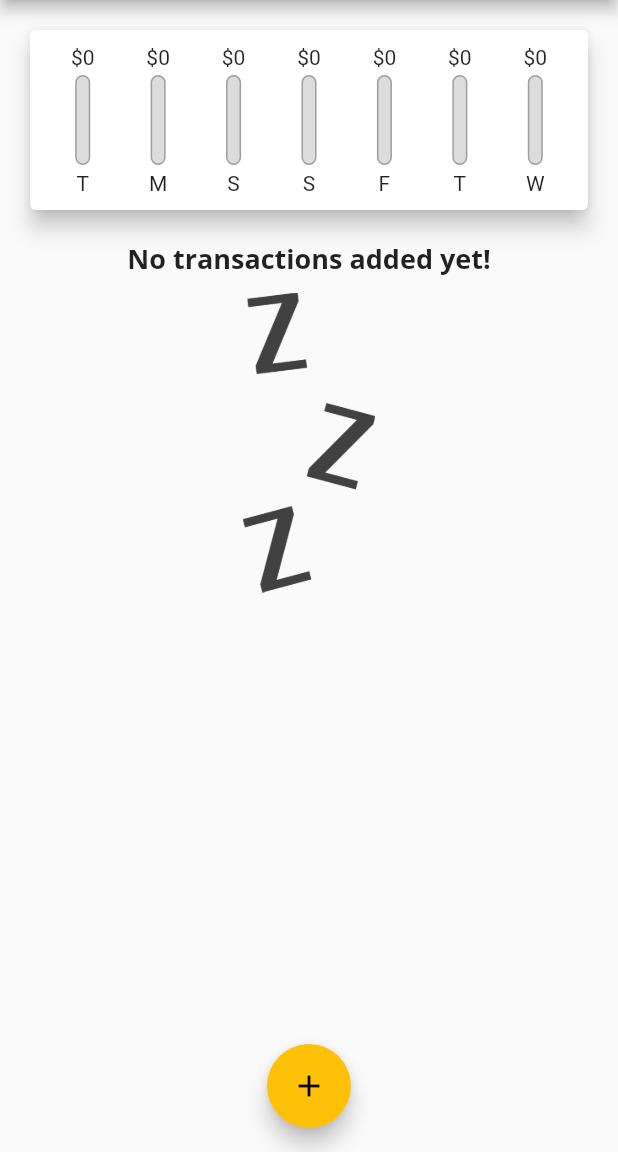
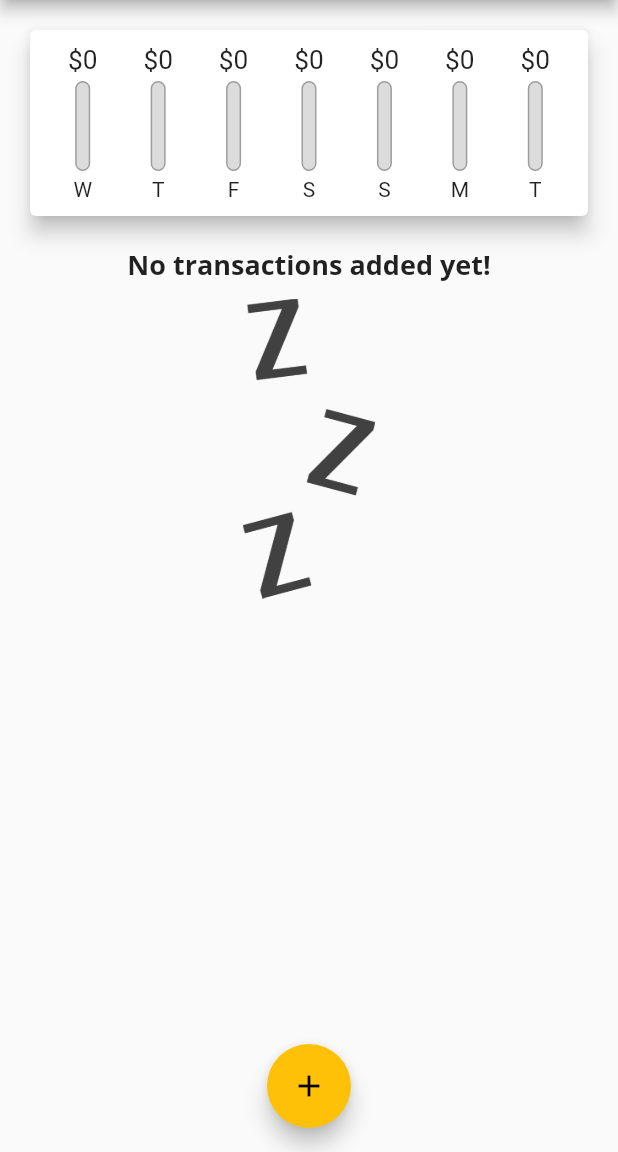
Before and after one commit to Lionel-P-Ablus/demo_02, a Flutter app: the screen it shows after launch, on a phone screen of 412 x 824 dp, the part 84-1236 px from its top. Run offline on Flutter 3.47's test engine with Material 2 defaults, Android fonts, the light colour scheme and no system bars.

Commit message:
improving the overall chart

```diff
--- a/lib/widgets/chart.dart
+++ b/lib/widgets/chart.dart
@@ -27,7 +27,7 @@ class Chart extends StatelessWidget {
         'day': DateFormat.E().format(weekDay).substring(0, 1),
         'amount': totalSum,
       };
-    });
+    }).reversed.toList();
   }
 
   double get totalSpending {
--- a/lib/widgets/chart_bar.dart
+++ b/lib/widgets/chart_bar.dart
@@ -11,8 +11,11 @@ class ChartBar extends StatelessWidget {
   Widget build(BuildContext context) {
     return Column(
       children: [
-        FittedBox(
-          child: Text('\$${spendingAmount.toStringAsFixed(0)}'),
+        Container(
+          height: 20,
+          child: FittedBox(
+            child: Text('\$${spendingAmount.toStringAsFixed(0)}'),
+          ),
         ),
         SizedBox(
           height: 4,
```
